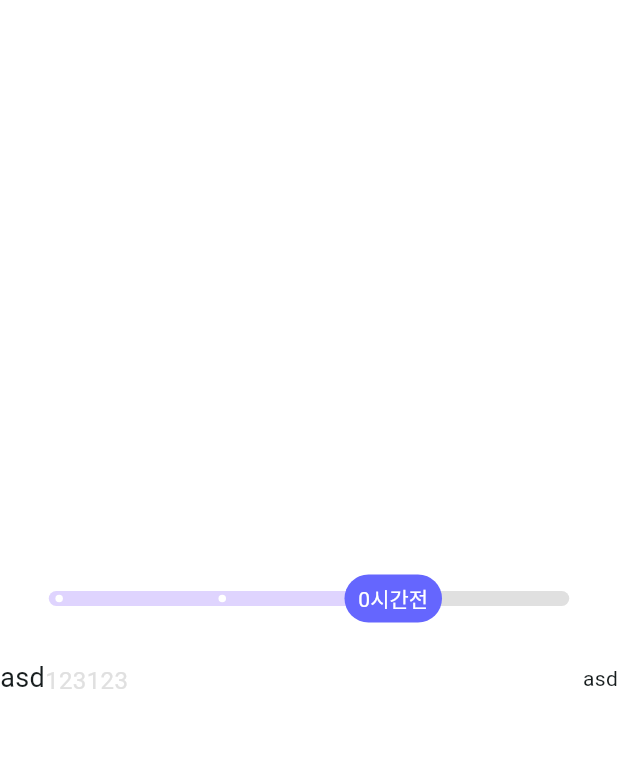
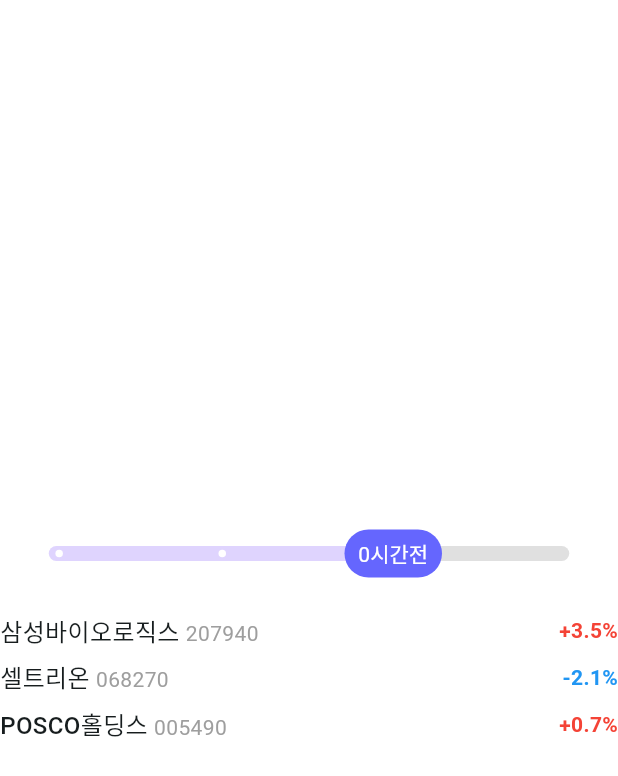
Before and after one commit to kind4u/rassi_clone, a Flutter app: the CommunityCard widget shown alone on an empty page, opened directly, on a phone screen of 412 x 824 dp. Shown: the top 776 px of the screen. Run offline on Flutter 3.47's test engine with Material 3 defaults, Android fonts, the phone set to English and light mode, and no system bars; our stand-ins replace font_awesome_flutter.

Commit message:
community card 세부 구현 완료

```diff
--- a/lib/components/common/community_card.dart
+++ b/lib/components/common/community_card.dart
@@ -13,12 +13,47 @@ class _CommunityCardState extends State<CommunityCard> {
   static const Color _primaryColor = Color(0xFF6566FE);
   static const Color _secondaryColor = Color(0xFFDFD4FE);
 
+  // 시간대별 종목 데이터
+  static const List<Map<String, String>> _twoHoursAgoStocks = [
+    {'name': '삼성전자', 'number': '005930', 'value': '+1.5'},
+    {'name': 'SK하이닉스', 'number': '000660'},
+    {'name': '현대차', 'number': '005380', 'value': '+0.3'},
+  ];
+
+  static const List<Map<String, String>> _oneHourAgoStocks = [
+    {'name': 'NAVER', 'number': '035420', 'value': '+2.3'},
+    {'name': '카카오', 'number': '035720', 'value': '-1.2'},
+    {'name': 'LG에너지솔루션', 'number': '373220', 'value': '+1.8'},
+  ];
+
+  static const List<Map<String, String>> _nowStocks = [
+    {'name': '삼성바이오로직스', 'number': '207940', 'value': '+3.5'},
+    {'name': '셀트리온', 'number': '068270', 'value': '-2.1'},
+    {'name': 'POSCO홀딩스', 'number': '005490', 'value': '+0.7'},
+  ];
+
   double _sliderValue = _maxValue;
 
   String _getTimeLabel(double value) {
     if (value == 0.0) return '2시간전';
     if (value < 0.5) return '1시간전';
     return '0시간전';
+  }
+
+  List<Map<String, String>> _getCurrentStocks() {
+    if (_sliderValue == 0.0) return _twoHoursAgoStocks;
+    if (_sliderValue <= 0.5) return _oneHourAgoStocks;
+    return _nowStocks;
+  }
+
+  List<Widget> _buildStockItems(List<Map<String, String>> stocks) {
+    return stocks.map((stock) {
+      return StockInfoItem(
+        stockName: stock['name']!,
+        stockNumber: stock['number']!,
+        stockValue: stock['value'],
+      );
+    }).toList();
   }
 
   @override
@@ -58,11 +93,7 @@ class _CommunityCardState extends State<CommunityCard> {
         SizedBox(height: 20),
 
         // 활동 급상승 컨텐츠들
-        StockInfoItem(
-          stockName: "asd",
-          stockNumber: "123123",
-          stockValue: "123",
-        ),
+        Column(spacing: 8, children: _buildStockItems(_getCurrentStocks())),
       ],
     );
   }
--- a/lib/components/common/stock_info_item.dart
+++ b/lib/components/common/stock_info_item.dart
@@ -12,6 +12,37 @@ class StockInfoItem extends StatelessWidget {
     this.stockValue,
   });
 
+  static const TextStyle _stockNameStyle = TextStyle(
+    fontSize: 16,
+    fontWeight: FontWeight.w500,
+  );
+
+  static const TextStyle _stockNumberStyle = TextStyle(
+    fontSize: 14,
+    color: Colors.grey,
+  );
+
+  static const TextStyle _stockValueBaseStyle = TextStyle(
+    fontSize: 14,
+    fontWeight: FontWeight.bold,
+  );
+
+  Color _getValueColor() {
+    if (stockValue == null) return Colors.black;
+
+    final value = stockValue!;
+    // 하락: '-'로 시작
+    if (value.startsWith('-')) return Colors.blue;
+    // 상승: '+'로 시작하거나 양수
+    if (value.startsWith('+')) return Colors.red;
+
+    // 숫자만 있는 경우 파싱해서 판단
+    final numValue = double.tryParse(value);
+    if (numValue != null && numValue > 0) return Colors.red;
+
+    return Colors.black;
+  }
+
   @override
   Widget build(BuildContext context) {
     return Row(
@@ -20,14 +51,17 @@ class StockInfoItem extends StatelessWidget {
         Row(
           crossAxisAlignment: CrossAxisAlignment.end,
           children: [
-            Text(stockName, style: TextStyle(fontSize: 18)),
-            Text(
-              stockNumber,
-              style: TextStyle(fontSize: 16, color: Colors.grey.shade300),
-            ),
+            Text(stockName, style: _stockNameStyle),
+            const SizedBox(width: 4),
+            Text(stockNumber, style: _stockNumberStyle),
           ],
         ),
-        Text(stockName),
+        const SizedBox(width: 8),
+        if (stockValue != null)
+          Text(
+            '${stockValue!}%',
+            style: _stockValueBaseStyle.copyWith(color: _getValueColor()),
+          ),
       ],
     );
   }
```
